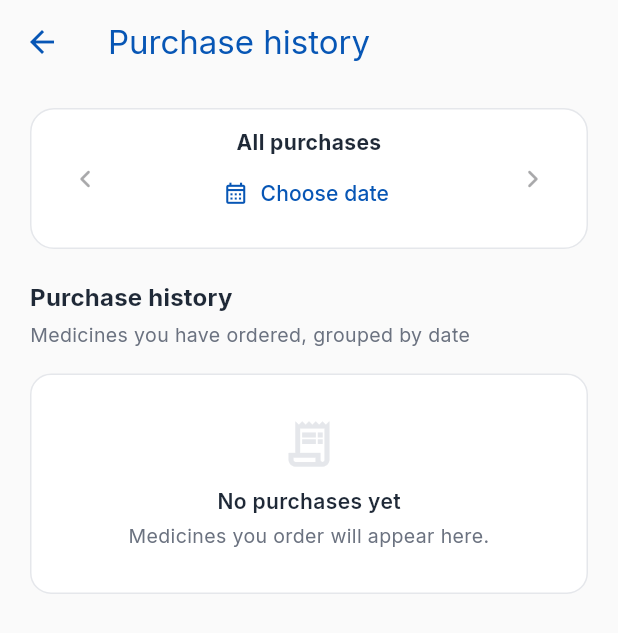
After one commit to zishahed/pharmazen-mobile-app, a Flutter app: the PurchaseHistoryScreen screen opened directly, on a phone screen of 412 x 824 dp. The commit adds this screen. Shown: the top 633 px of the screen. Run offline on Flutter 3.47's test engine with Material 3 defaults, Android fonts, the phone set to English and light mode, and no system bars; our stand-ins replace connectivity_plus, cookie_jar, dio, dio_cookie_manager, drift, flutter_riverpod and 4 more; missing offline and left inert: file_selector; accounts and stored records are empty; network calls fail.

Commit message:
update purchase history UI

```diff
--- /dev/null
+++ b/lib/features/profile/purchase_history_screen.dart
@@ -0,0 +1,156 @@
+import 'package:flutter/material.dart';
+import 'package:flutter_riverpod/flutter_riverpod.dart';
+
+import '../../app/theme/app_colors.dart';
+import 'order_providers.dart';
+import 'widgets/order_history.dart';
+
+class PurchaseHistoryScreen extends ConsumerStatefulWidget {
+  const PurchaseHistoryScreen({super.key});
+
+  @override
+  ConsumerState<PurchaseHistoryScreen> createState() =>
+      _PurchaseHistoryScreenState();
+}
+
+class _PurchaseHistoryScreenState
+    extends ConsumerState<PurchaseHistoryScreen> {
+  DateTime? _selectedDay;
+
+  DateTime _dayOnly(DateTime value) =>
+      DateTime(value.year, value.month, value.day);
+
+  void _moveDay(int offset) {
+    final current = _selectedDay ?? _dayOnly(DateTime.now());
+    setState(() {
+      _selectedDay = current.add(Duration(days: offset));
+    });
+  }
+
+  Future<void> _pickDay() async {
+    final picked = await showDatePicker(
+      context: context,
+      initialDate: _selectedDay ?? DateTime.now(),
+      firstDate: DateTime(2000),
+      lastDate: DateTime.now(),
+      helpText: 'Select purchase date',
+    );
+    if (picked != null && mounted) {
+      setState(() => _selectedDay = _dayOnly(picked));
+    }
+  }
+
+  @override
+  Widget build(BuildContext context) {
+    final selectedDay = _selectedDay;
+    return Scaffold(
+      appBar: AppBar(title: const Text('Purchase history')),
+      body: RefreshIndicator(
+        onRefresh: () => ref.read(myOrdersProvider.notifier).refresh(),
+        child: ListView(
+          physics: const AlwaysScrollableScrollPhysics(),
+          padding: const EdgeInsets.fromLTRB(20, 16, 20, 32),
+          children: [
+            _CalendarToolbar(
+              selectedDay: selectedDay,
+              onPrevious: () => _moveDay(-1),
+              onNext: () => _moveDay(1),
+              onPick: _pickDay,
+              onShowAll: () => setState(() => _selectedDay = null),
+            ),
+            const SizedBox(height: 20),
+            OrderHistory(selectedDay: selectedDay),
+          ],
+        ),
+      ),
+    );
+  }
+}
+
+class _CalendarToolbar extends StatelessWidget {
+  const _CalendarToolbar({
+    required this.selectedDay,
+    required this.onPrevious,
+    required this.onNext,
+    required this.onPick,
+    required this.onShowAll,
+  });
+
+  final DateTime? selectedDay;
+  final VoidCallback onPrevious;
+  final VoidCallback onNext;
+  final VoidCallback onPick;
+  final VoidCallback onShowAll;
+
+  @override
+  Widget build(BuildContext context) {
+    final label = selectedDay == null
+        ? 'All purchases'
+        : '${_monthName(selectedDay!.month)} ${selectedDay!.day}, '
+              '${selectedDay!.year}';
+    return Container(
+      padding: const EdgeInsets.all(12),
+      decoration: BoxDecoration(
+        color: AppColors.surface,
+        borderRadius: BorderRadius.circular(16),
+        border: Border.all(color: AppColors.border),
+      ),
+      child: Row(
+        children: [
+          IconButton(
+            tooltip: 'Previous day',
+            onPressed: selectedDay == null ? null : onPrevious,
+            icon: const Icon(Icons.chevron_left_rounded),
+          ),
+          Expanded(
+            child: Column(
+              children: [
+                Text(
+                  label,
+                  textAlign: TextAlign.center,
+                  style: const TextStyle(
+                    fontWeight: FontWeight.w700,
+                    color: AppColors.textPrimary,
+                  ),
+                ),
+                TextButton.icon(
+                  onPressed: onPick,
+                  icon: const Icon(Icons.calendar_month_outlined, size: 17),
+                  label: const Text('Choose date'),
+                ),
+              ],
+            ),
+          ),
+          IconButton(
+            tooltip: 'Next day',
+            onPressed: selectedDay == null ? null : onNext,
+            icon: const Icon(Icons.chevron_right_rounded),
+          ),
+          if (selectedDay != null)
+            IconButton(
+              tooltip: 'Show all purchases',
+              onPressed: onShowAll,
+              icon: const Icon(Icons.clear_rounded),
+            ),
+        ],
+      ),
+    );
+  }
+}
+
+const _months = <String>[
+  'January',
+  'February',
+  'March',
+  'April',
+  'May',
+  'June',
+  'July',
+  'August',
+  'September',
+  'October',
+  'November',
+  'December',
+];
+
+String _monthName(int month) => _months[month - 1];
--- a/lib/features/profile/widgets/order_history.dart
+++ b/lib/features/profile/widgets/order_history.dart
@@ -12,7 +12,9 @@ import '../order_providers.dart';
 /// so the most recent day is at the top and the most recent order within a day
 /// is first.
 class OrderHistory extends ConsumerWidget {
-  const OrderHistory({super.key});
+  const OrderHistory({super.key, this.selectedDay});
+
+  final DateTime? selectedDay;
 
   @override
   Widget build(BuildContext context, WidgetRef ref) {
@@ -40,11 +42,22 @@ class OrderHistory extends ConsumerWidget {
             onRetry: () => ref.read(myOrdersProvider.notifier).refresh(),
           ),
           data: (orders) {
-            if (orders.isEmpty) return const _EmptyState();
+            final visibleOrders = selectedDay == null
+                ? orders
+                : orders
+                      .where(
+                        (order) => _isSameDay(order.createdAt, selectedDay!),
+                      )
+                      .toList(growable: false);
+            if (visibleOrders.isEmpty) {
+              return _EmptyState(
+                filtered: selectedDay != null && orders.isNotEmpty,
+              );
+            }
             return Column(
               crossAxisAlignment: CrossAxisAlignment.start,
               children: [
-                for (final day in _groupByDay(orders))
+                for (final day in _groupByDay(visibleOrders))
                   _DaySection(day: day.key, orders: day.value),
               ],
             );
@@ -309,7 +322,9 @@ class _Badge extends StatelessWidget {
 }
 
 class _EmptyState extends StatelessWidget {
-  const _EmptyState();
+  const _EmptyState({this.filtered = false});
+
+  final bool filtered;
 
   @override
   Widget build(BuildContext context) {
@@ -321,22 +336,31 @@ class _EmptyState extends StatelessWidget {
         borderRadius: BorderRadius.circular(14),
         border: Border.all(color: AppColors.border),
       ),
-      child: const Column(
+      child: Column(
         children: [
-          Icon(Icons.receipt_long_outlined, size: 36, color: AppColors.border),
-          SizedBox(height: 10),
+          const Icon(
+            Icons.receipt_long_outlined,
+            size: 36,
+            color: AppColors.border,
+          ),
+          const SizedBox(height: 10),
           Text(
-            'No purchases yet',
-            style: TextStyle(
+            filtered ? 'No purchases on this date' : 'No purchases yet',
+            style: const TextStyle(
               fontWeight: FontWeight.w600,
               color: AppColors.textPrimary,
             ),
           ),
-          SizedBox(height: 4),
+          const SizedBox(height: 4),
           Text(
-            'Medicines you order will appear here.',
+            filtered
+                ? 'Try another date or show all purchases.'
+                : 'Medicines you order will appear here.',
             textAlign: TextAlign.center,
-            style: TextStyle(fontSize: 13, color: AppColors.textSecondary),
+            style: const TextStyle(
+              fontSize: 13,
+              color: AppColors.textSecondary,
+            ),
           ),
         ],
       ),
@@ -410,6 +434,13 @@ const _months = [
 String _formatDay(DateTime day) =>
     '${_months[day.month - 1]} ${day.day}, ${day.year}';
 
+bool _isSameDay(DateTime first, DateTime second) {
+  final local = first.toLocal();
+  return local.year == second.year &&
+      local.month == second.month &&
+      local.day == second.day;
+}
+
 String _formatTime(DateTime value) {
   final local = value.toLocal();
   final hour = local.hour % 12 == 0 ? 12 : local.hour % 12;
```
Also changed, not shown: lib/features/profile/profile_screen.dart (+67 -8 lines), 1 other file.
